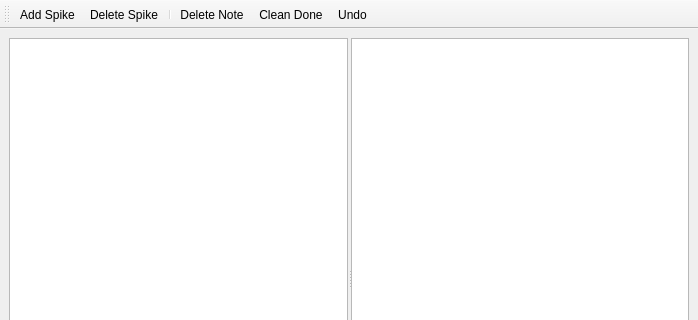
Narfinger/reknote, file ui/reknote.ui: the form before one commit; both pictures show x 0 to 698 and y 0 to 320 of the 698 by 549 pixel window.
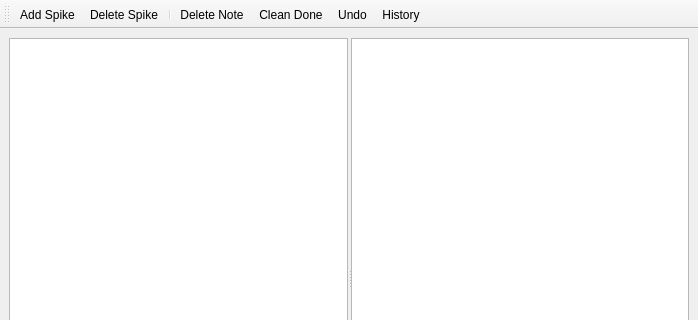
The form after the commit. Icons and pictures are not drawn. Custom widgets are drawn as their Qt base class.

Commit message: added stub for history

```diff
--- a/ui/reknote.ui
+++ b/ui/reknote.ui
@@ -121,6 +121,7 @@
    <addaction name="actionDeleteNote"/>
    <addaction name="actionCleanDone"/>
    <addaction name="actionUndo"/>
+   <addaction name="actionHistory"/>
   </widget>
   <widget class="QStatusBar" name="statusBar"/>
   <action name="actionAddSpike">
@@ -186,6 +187,15 @@
     <string>Redo</string>
    </property>
   </action>
+  <action name="actionHistory">
+   <property name="icon">
+    <iconset resource="../images/res.qrc">
+     <normaloff>:/icons/knotes_48.png</normaloff>:/icons/knotes_48.png</iconset>
+   </property>
+   <property name="text">
+    <string>History</string>
+   </property>
+  </action>
  </widget>
  <customwidgets>
   <customwidget>
```
Left out of the diff: 2 changed lines with no effect on the pictures. The commit also changes 8 other files.
